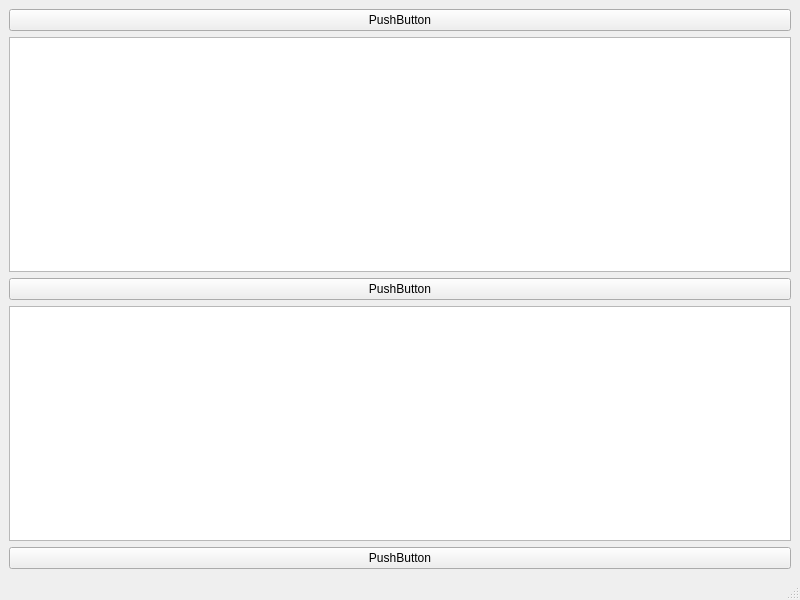
This is CanCommunicateLinuxVersion/UI/SendWindow.ui in serarandal/CANCommunicate as Qt 5 draws it before an edit. The edited form follows.
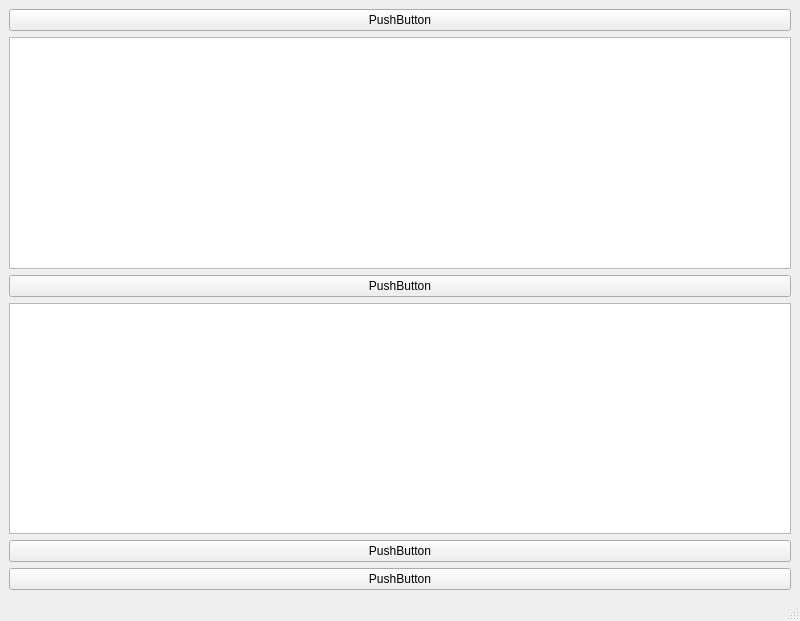
This is the edited form.

```diff
--- a/CanCommunicateLinuxVersion/UI/SendWindow.ui
+++ b/CanCommunicateLinuxVersion/UI/SendWindow.ui
@@ -7,7 +7,7 @@
     <x>0</x>
     <y>0</y>
     <width>800</width>
-    <height>600</height>
+    <height>621</height>
    </rect>
   </property>
   <property name="windowTitle">
@@ -15,33 +15,40 @@
   </property>
   <widget class="QWidget" name="centralwidget">
    <layout class="QGridLayout" name="gridLayout">
-    <item row="4" column="0">
-     <widget class="QListView" name="listView_2"/>
-    </item>
-    <item row="5" column="0">
-     <widget class="QPushButton" name="pushButton_2">
-      <property name="text">
-       <string>PushButton</string>
-      </property>
-     </widget>
-    </item>
-    <item row="1" column="0">
+    <item row="1" column="1">
      <widget class="QTableView" name="tableView"/>
     </item>
-    <item row="2" column="0">
+    <item row="4" column="1">
+     <widget class="QListView" name="listView_2"/>
+    </item>
+    <item row="2" column="1">
      <widget class="QPushButton" name="pushButton">
       <property name="text">
        <string>PushButton</string>
       </property>
      </widget>
     </item>
-    <item row="0" column="0">
+    <item row="6" column="1">
+     <widget class="QPushButton" name="pushButton_4">
+      <property name="text">
+       <string>PushButton</string>
+      </property>
+     </widget>
+    </item>
+    <item row="0" column="1">
      <widget class="QPushButton" name="pushButton_3">
       <property name="text">
        <string>PushButton</string>
       </property>
      </widget>
     </item>
+    <item row="5" column="1">
+     <widget class="QPushButton" name="pushButton_2">
+      <property name="text">
+       <string>PushButton</string>
+      </property>
+     </widget>
+    </item>
    </layout>
   </widget>
   <widget class="QMenuBar" name="menubar">
```
